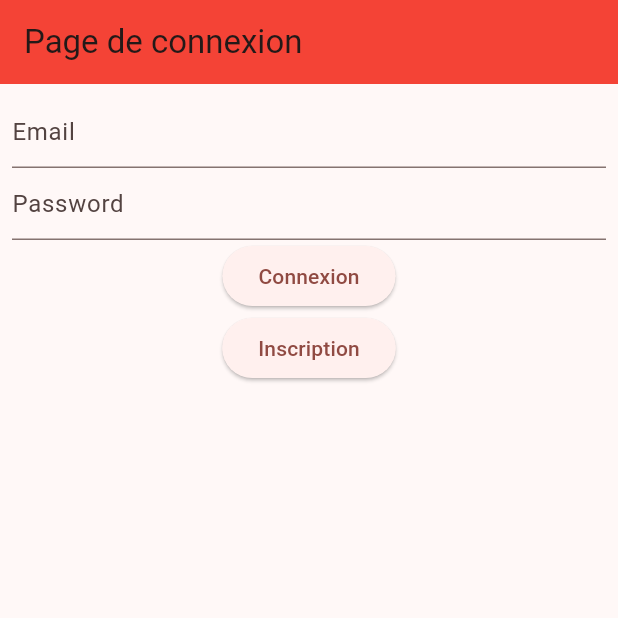
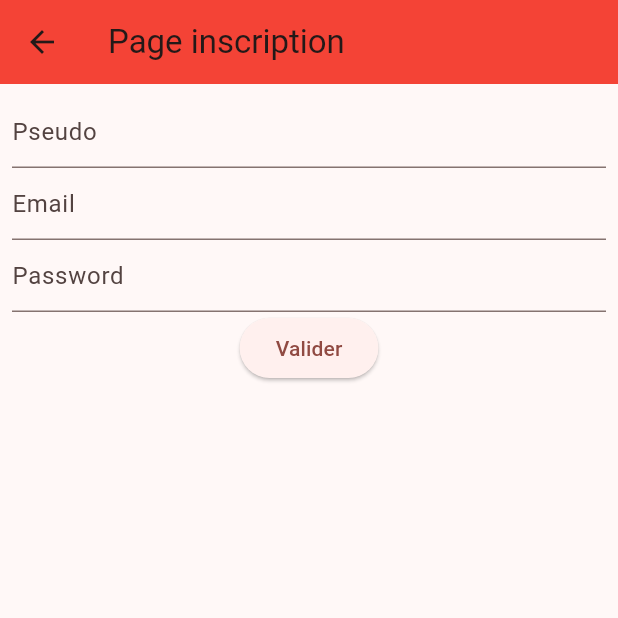
Before and after one commit to Lorhaki/trust-eval-mqtt, a Flutter app: the screen it shows after launch, after a tap on "Inscription", on a phone screen of 412 x 824 dp, the top half of it. Run offline on Flutter 3.47's test engine with Material 3 defaults, Android fonts, the phone set to English and light mode, and no system bars; our stand-ins replace cloud_firestore, firebase_auth, firebase_core, flutter_map, geolocator, google_maps_flutter and 2 more; missing offline and left inert: dart:ffi; accounts and stored records are empty.

Commit message:
modification bouton like et dislike et map

```diff
--- a/lib/pages/Authentification.dart
+++ b/lib/pages/Authentification.dart
@@ -1,6 +1,7 @@
 import 'package:cloud_firestore/cloud_firestore.dart';
 import 'package:firebase_auth/firebase_auth.dart';
 import 'package:flutter/material.dart';
+import 'Inscription.dart';
 
 class MyAuth extends StatefulWidget {
   const MyAuth({super.key});
@@ -43,9 +44,14 @@ class _MyAuthState extends State<MyAuth>{
                     },
                     child: const Text("Connexion"),
                 ),
+
                 ElevatedButton(
                   onPressed: () async {
-                    final auth = FirebaseAuth.instance;
+                    Navigator.push(
+                    context, MaterialPageRoute(
+                    builder: (context)=> MyInsc()
+                    ),
+                    /*final auth = FirebaseAuth.instance;
                     auth.createUserWithEmailAndPassword(
                         email: emailController.text,
                         password: passwordController.text
@@ -56,7 +62,7 @@ class _MyAuthState extends State<MyAuth>{
                         "mail" : emailController.text,
                         "uid" : FirebaseAuth.instance.currentUser!.uid.characters.string,
                         "confiance" : 50
-                      });
+                      */);
                     },
                   child: const Text("Inscription"),
                 ),
--- /dev/null
+++ b/lib/pages/Inscription.dart
@@ -0,0 +1,64 @@
+import 'package:cloud_firestore/cloud_firestore.dart';
+import 'package:firebase_auth/firebase_auth.dart';
+import 'package:flutter/material.dart';
+
+class MyInsc extends StatefulWidget {
+  const MyInsc({super.key});
+
+  @override
+  State<MyInsc> createState() => _MyAuthState();
+}
+
+class _MyAuthState extends State<MyInsc>{
+  final emailController = TextEditingController();
+  final passwordController = TextEditingController();
+  final pseudoController = TextEditingController();
+
+  @override
+  Widget build(BuildContext context) {
+    return Scaffold(
+      appBar: AppBar(
+        backgroundColor: Colors.red,
+        title: const Text("Page inscription") ,
+      ),
+      body:  Center(
+        child: Padding(
+          padding: const EdgeInsets.all(8.0),
+          child: Form(
+            child: Column(
+              children: [
+                TextFormField(
+                  controller: pseudoController,
+                  decoration: const InputDecoration(hintText: "Pseudo"),
+                ),
+                TextFormField(
+                  controller: emailController,
+                  decoration: const InputDecoration(hintText: "Email"),
+                ),
+                TextFormField(
+                  controller: passwordController,
+                  obscureText: true,
+                  decoration: const InputDecoration(hintText: "Password"),
+                ),
+
+                ElevatedButton(
+                  onPressed: () async {
+                        //Implementer le systéme d'inscription avec Mosquitto ICI !!
+                  },
+                  child: const Text("Valider"),
+                ),
+              ],
+            ),
+          ),
+        ),
+      ),
+    );
+  }
+
+  Future<void> login() async{
+    final auth = FirebaseAuth.instance;
+    // print(auth.currentUser!.uid + "azeeeeeeeeeeeeeeeeeeeeeeeeeeeeeeeeeeeeeeeeeeeeeeeeeeeee");
+    auth.signInWithEmailAndPassword(
+        email: emailController.text, password: passwordController.text);
+  }
+}
--- a/lib/pages/SousPages/boutonLike.dart
+++ b/lib/pages/SousPages/boutonLike.dart
@@ -36,8 +36,8 @@ class _FavoriteWidgetState extends State<FavoriteWidget>{
     return Row(
       children: [
         IconButton(
-          icon: _isFavorited ? const Icon(Icons.favorite) : const Icon(Icons.favorite_border),
-          color: Colors.red,
+          icon: _isFavorited ? const Icon(Icons.thumb_up) : const Icon(Icons.thumb_up),
+          color: Colors.blue,
           onPressed: _toggleFavorite,
           iconSize: 35,
         ),
--- a/pubspec.yaml
+++ b/pubspec.yaml
@@ -19,7 +19,7 @@ publish_to: 'none' # Remove this line if you wish to publish to pub.dev
 version: 1.0.0+1
 
 environment:
-  sdk: '3.2.5'
+  sdk: '3.2.6'
 # Dependencies specify other packages that your package needs in order to work.
 # To automatically upgrade your package dependencies to the latest versions
 # consider running `flutter pub upgrade --major-versions`. Alternatively,
```
Also changed, not shown: lib/pages/AjoutEvent.dart (+51 -2 lines), lib/pages/SousPages/boutonDislike.dart (added, +53 -0 lines), lib/pages/SousPages/descriptionEvent.dart (+8 -2 lines), pubspec.lock.
